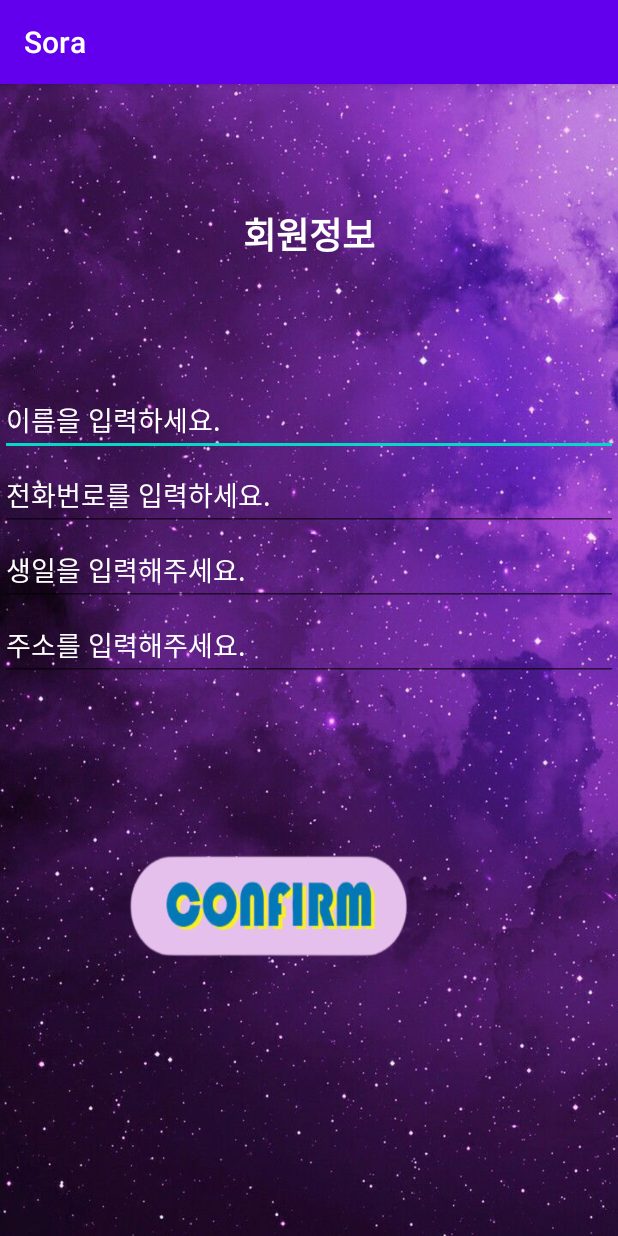
After one commit to Nayoung-apeach/Sora, an Android app: the MemberinitActivity screen opened directly, with no data from a screen before it, on a phone screen of 412 x 824 dp. The commit adds this screen. Run offline under Robolectric (Android 15) with nearby library versions, the phone set to English and light mode, and no system bars; our stand-ins replace Firebase (no records; nobody signed in at launch, a user with empty details on screens opened directly).

Commit message:
Complete Member Save :D

```diff
--- a/app/src/main/AndroidManifest.xml
+++ b/app/src/main/AndroidManifest.xml
@@ -14,6 +14,7 @@
         <activity android:name=".HomeActivity" />
         <activity android:name=".LoginActivity" />
         <activity android:name=".SignupActivity" />
+        <activity android:name=".MemberinitActivity"/>
         <activity android:name=".StartPageActivity" >
             <intent-filter>
                 <action android:name="android.intent.action.MAIN" />
--- a/app/src/main/java/kr/hs/emirim/s2019w04/sora/StartPageActivity.java
+++ b/app/src/main/java/kr/hs/emirim/s2019w04/sora/StartPageActivity.java
@@ -1,11 +1,11 @@
 package kr.hs.emirim.s2019w04.sora;
-
-import androidx.appcompat.app.AppCompatActivity;
 
 import android.content.Intent;
 import android.os.Bundle;
 import android.view.View;
 import android.widget.Button;
+
+import androidx.appcompat.app.AppCompatActivity;
 
 public class StartPageActivity extends AppCompatActivity {
     Button loginBtn;
--- /dev/null
+++ b/app/src/main/res/layout/activity_member_init.xml
@@ -0,0 +1,80 @@
+<?xml version="1.0" encoding="utf-8"?>
+<LinearLayout
+    xmlns:android="http://schemas.android.com/apk/res/android"
+    xmlns:app="http://schemas.android.com/apk/res-auto"
+    xmlns:tools="http://schemas.android.com/tools"
+    android:layout_width="match_parent"
+    android:layout_height="match_parent"
+    android:orientation="vertical"
+    android:background="#390745"
+    tools:context=".StartPageActivity">
+
+    <FrameLayout
+        android:layout_width="fill_parent"
+        android:layout_height="fill_parent">
+
+        <ImageView
+            android:layout_width="match_parent"
+            android:layout_height="match_parent"
+            android:background="@drawable/join_bg"
+            />
+
+        <TextView
+            android:layout_width="match_parent"
+            android:layout_height="200dp"
+            android:gravity="center"
+            android:text="회원정보"
+            android:textColor="#ffffff"
+            android:textSize="24dp"
+            android:textStyle="bold"
+            />
+        <EditText
+            android:id="@+id/nameEditText"
+            android:layout_width="match_parent"
+            android:layout_height="wrap_content"
+            android:hint="이름을 입력하세요."
+            android:textColorHint="#ffffff"
+            android:layout_marginTop="200dp"
+            android:textColor="#ffffff"
+            android:inputType="textPersonName"
+            />
+        <EditText
+            android:id="@+id/phoneEditText"
+            android:layout_width="match_parent"
+            android:layout_height="wrap_content"
+            android:hint="전화번로를 입력하세요."
+            android:textColorHint="#ffffff"
+            android:inputType="phone"
+            android:textColor="#ffffff"
+            android:layout_marginTop="250dp"
+            />
+        <EditText
+            android:id="@+id/dateEditText"
+            android:layout_width="match_parent"
+            android:layout_height="wrap_content"
+            android:hint="생일을 입력해주세요."
+            android:textColorHint="#ffffff"
+            android:inputType="date"
+            android:textColor="#ffffff"
+            android:layout_marginTop="300dp"
+            />
+        <EditText
+            android:id="@+id/addressEditText"
+            android:layout_width="match_parent"
+            android:layout_height="wrap_content"
+            android:hint="주소를 입력해주세요."
+            android:textColorHint="#ffffff"
+            android:inputType="textPostalAddress"
+            android:textColor="#ffffff"
+            android:layout_marginTop="350dp"
+            />
+        <Button
+            android:id="@+id/checkButton"
+            android:layout_width="200dp"
+            android:layout_height="100dp"
+            android:layout_marginLeft="80dp"
+            android:layout_marginTop="500dp"
+            android:background="@drawable/confirm"
+            />
+    </FrameLayout>
+</LinearLayout>
```
Also changed, not shown: app/src/main/java/kr/hs/emirim/s2019w04/sora/Frag3.java (+14 -11 lines), app/src/main/java/kr/hs/emirim/s2019w04/sora/MemberinitActivity.java (added, +69 -0 lines), app/src/main/java/kr/hs/emirim/s2019w04/sora/QuestionListActivity.java (deleted, +0 -93 lines), app/src/main/java/kr/hs/emirim/s2019w04/sora/SignupActivity.java (+11 -8 lines).
